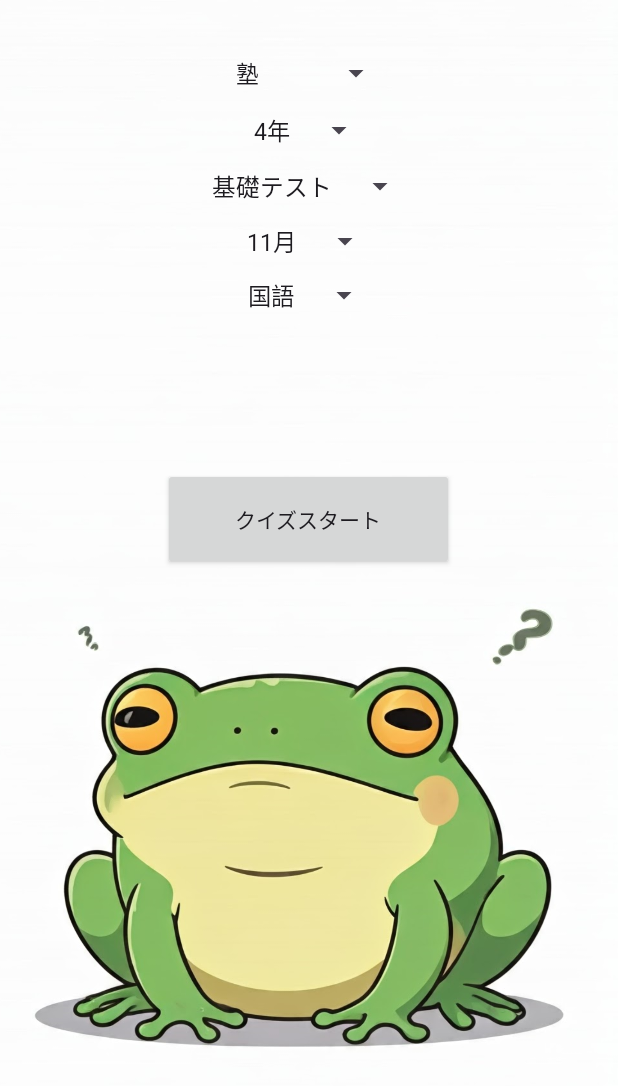
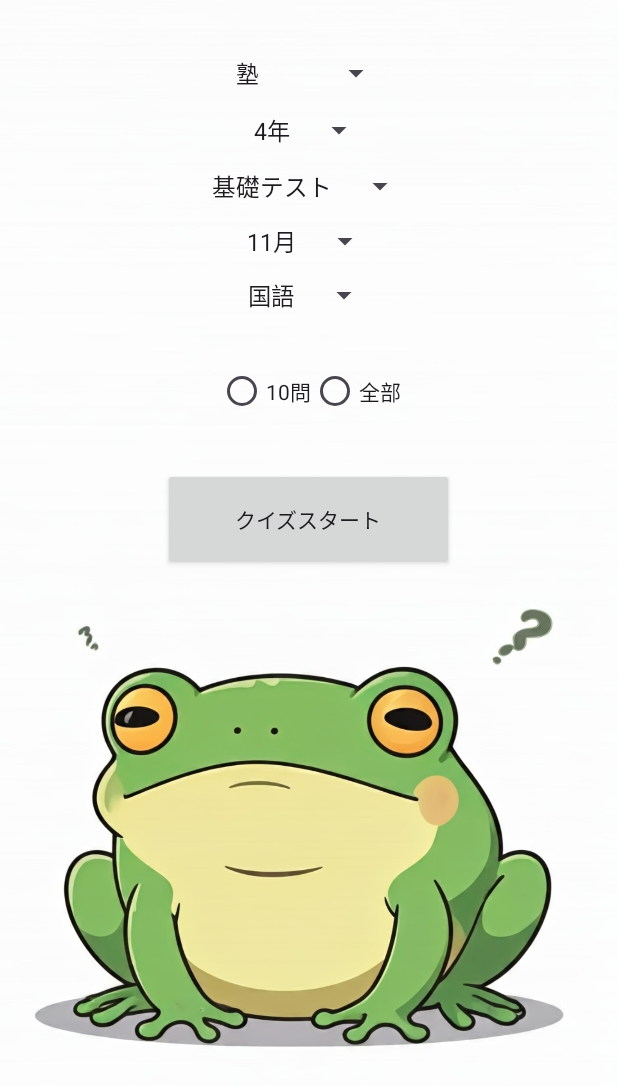
Before and after one commit to hide0119/GambareRentaro, an Android app built with Jetpack Compose: the screen it shows after launch (MenuActivity), on a phone screen of 412 x 824 dp. Shown: the top 1086 px of the screen. Run offline under Robolectric (Android 15) with nearby library versions, the phone set to English and light mode, and no system bars.

Commit message:
10問だけやることができるように修正。

```diff
--- a/app/src/main/AndroidManifest.xml
+++ b/app/src/main/AndroidManifest.xml
@@ -7,7 +7,7 @@
         android:dataExtractionRules="@xml/data_extraction_rules"
         android:fullBackupContent="@xml/backup_rules"
         android:icon="@mipmap/frog"
-        android:label="がん廉"
+        android:label="がんば廉"
         android:roundIcon="@mipmap/frog_round"
         android:supportsRtl="true"
         android:theme="@style/Theme.GambareRentaro"
--- a/app/src/main/java/com/example/gambarerentaro/MainActivity.kt
+++ b/app/src/main/java/com/example/gambarerentaro/MainActivity.kt
@@ -65,6 +65,7 @@ class MainActivity : AppCompatActivity() {
         val category3 = intent.getStringExtra("CATEGORY3")
         val category4 = intent.getStringExtra("CATEGORY4")
         val category5 = intent.getStringExtra("CATEGORY5")
+        val questionCount = intent.getIntExtra("QUESTION_COUNT", -1)
 
         // UI要素の初期化
         tvQuestion = findViewById(R.id.tv_question)
@@ -93,6 +94,11 @@ class MainActivity : AppCompatActivity() {
             // 区分を指定して問題を取得
             questions = questionDao.getQuestionsByCategory(category1, category2, category3, category4, category5)
             questions = questions.shuffled() // リストをシャッフル
+
+            // 全部ではない場合
+            if (questionCount != -1) {
+                questions = questions.take(questionCount)
+            }
             // メインスレッドで UI を更新
             withContext(Dispatchers.Main) {
                 // 最初の問題を表示
--- a/app/src/main/res/layout/activity_menu.xml
+++ b/app/src/main/res/layout/activity_menu.xml
@@ -66,6 +66,30 @@
         app:layout_constraintVertical_bias="0.019"
         tools:ignore="MissingConstraints" />
 
+    <RadioGroup
+        android:id="@+id/rg_question_count"
+        android:layout_width="wrap_content"
+        android:layout_height="wrap_content"
+        android:orientation="horizontal"
+        app:layout_constraintBottom_toTopOf="@+id/start_button"
+        app:layout_constraintEnd_toEndOf="parent"
+        app:layout_constraintStart_toStartOf="parent"
+        app:layout_constraintTop_toBottomOf="@+id/category5_spinner">
+
+        <RadioButton
+            android:id="@+id/rb_10_questions"
+            android:layout_width="wrap_content"
+            android:layout_height="wrap_content"
+            android:text="10問" />
+
+        <RadioButton
+            android:id="@+id/rb_all_questions"
+            android:layout_width="wrap_content"
+            android:layout_height="wrap_content"
+            android:text="全部" />
+
+    </RadioGroup>
+
     <Button
         android:id="@+id/start_button"
         android:layout_width="194dp"
```
Also changed, not shown: app/src/main/assets/questions.json (+10 -24 lines), app/src/main/java/com/example/gambarerentaro/MenuActivity.kt (+7 -0 lines).
